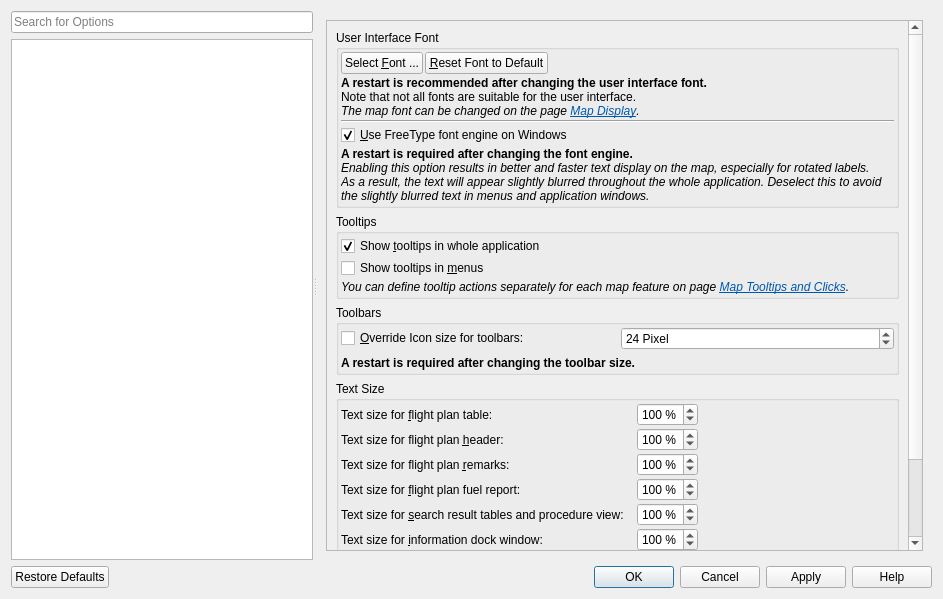
Qt form src/options/options.ui (albar965/littlenavmap) before a commit.
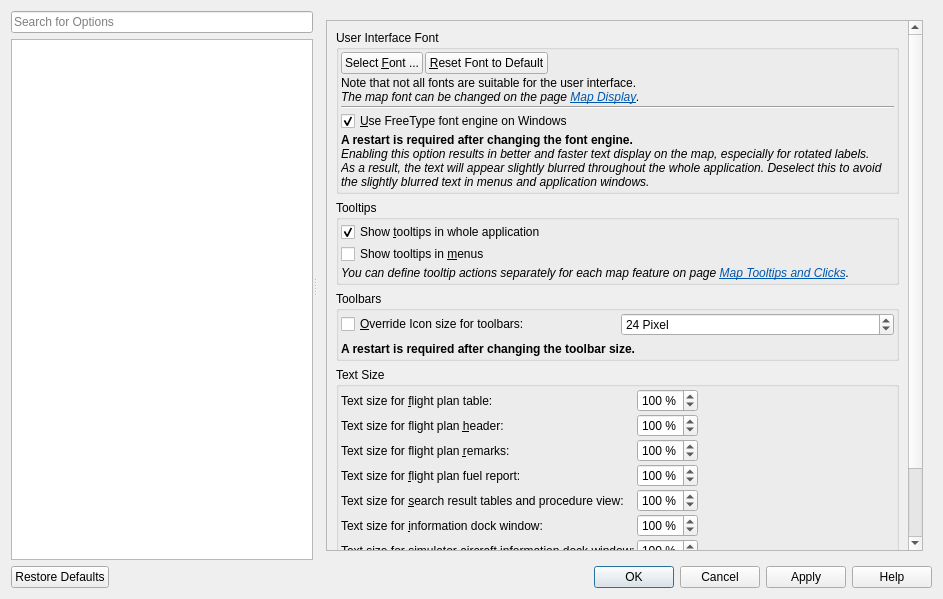
The same form after that commit. The open tabs and pages were chosen to show the change. Icons and pictures are not drawn.

Commit message:
Fixed font and color update issues
Adapted to name changes in atools
Small UI updates in options dialog
Options dialog is now not-modal
Fixed issue with overlapping widgets when resizing main window
Font now propagates throughout the whole application when changed. Restart not needed.
Fixed some widget colors not being updated when changing style.
Fixed font assignment in procedure search

The edit to the form file:
```diff
--- a/src/options/options.ui
+++ b/src/options/options.ui
@@ -656,7 +656,7 @@
                <item row="3" column="0" colspan="3">
                 <widget class="QLabel" name="labelOptionsGuiFontHint">
                  <property name="text">
-                  <string>&lt;html&gt;&lt;head/&gt;&lt;body&gt;&lt;p&gt;&lt;span style=&quot; font-weight:600;&quot;&gt;A restart is recommended after changing the user interface font.&lt;/span&gt;&lt;br/&gt;Note that not all fonts are suitable for the user interface.&lt;br/&gt;&lt;img src=&quot;:/littlenavmap/resources/icons/bulb.svg&quot;/&gt;&lt;span style=&quot; font-style:italic;&quot;&gt;The map font can be changed on the page &lt;/span&gt;&lt;a href=&quot;lnm://8&quot;&gt;&lt;span style=&quot; font-style:italic; text-decoration: underline; color:#0057ae;&quot;&gt;Map Display&lt;/span&gt;&lt;/a&gt;&lt;span style=&quot; font-style:italic;&quot;&gt;.&lt;/span&gt;&lt;/p&gt;&lt;/body&gt;&lt;/html&gt;</string>
+                  <string>&lt;html&gt;&lt;head/&gt;&lt;body&gt;&lt;p&gt;Note that not all fonts are suitable for the user interface.&lt;br/&gt;&lt;img src=&quot;:/littlenavmap/resources/icons/bulb.svg&quot;/&gt;&lt;span style=&quot; font-style:italic;&quot;&gt;The map font can be changed on the page &lt;/span&gt;&lt;a href=&quot;lnm://8&quot;&gt;&lt;span style=&quot; font-style:italic; text-decoration: underline; color:#0057ae;&quot;&gt;Map Display&lt;/span&gt;&lt;/a&gt;&lt;span style=&quot; font-style:italic;&quot;&gt;.&lt;/span&gt;&lt;/p&gt;&lt;/body&gt;&lt;/html&gt;</string>
                  </property>
                  <property name="wordWrap">
                   <bool>true</bool>
```
Left out of the diff: 2 changed lines with no effect on the pictures. The commit also changes 37 other files.
